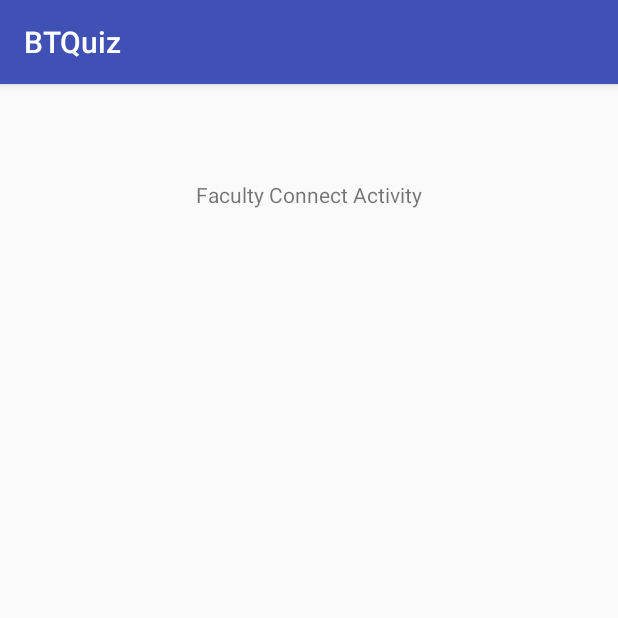
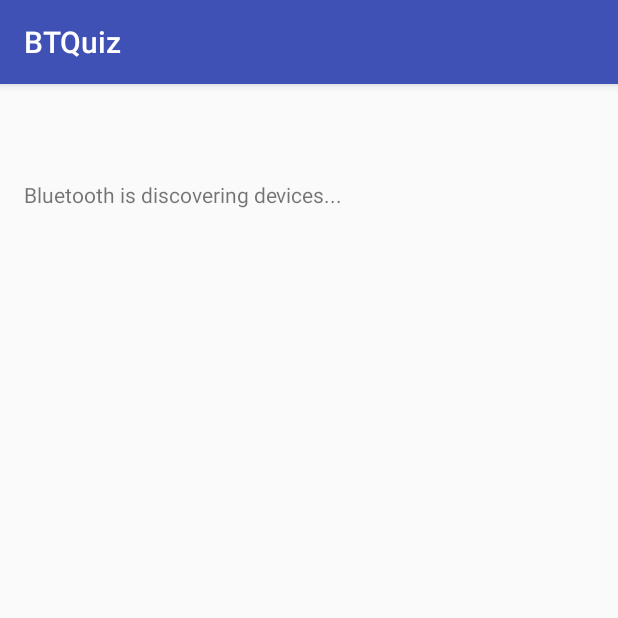
Before and after one commit to lukelowers/BTQuiz, an Android app: the FacultyConnect screen opened directly, with no data from a screen before it, on a phone screen of 412 x 824 dp, the top half of it. Run offline under Robolectric (Android 15) with nearby library versions, the phone set to English and light mode, and no system bars; 1 statement that could not run was skipped.

Commit message:
Added "discovering" text to FacultyConnect - Luke

```diff
--- a/app/src/main/java/com/example/luke/btquiz/FacultyConnect.java
+++ b/app/src/main/java/com/example/luke/btquiz/FacultyConnect.java
@@ -16,12 +16,14 @@ import android.content.Context;
 import android.content.BroadcastReceiver;
 import android.content.IntentFilter;
 import android.widget.ListView;
+import android.widget.TextView;
 import android.widget.Toast;
 
 public class FacultyConnect extends AppCompatActivity {
 
     private final static int REQUEST_ENABLE_BT = 1;
     public android.os.Handler handle;
+    public TextView textView;
     BluetoothAdapter mBluetoothAdapter;
     ListView mListView;
     ArrayAdapter<String> mArrayAdapter;
@@ -38,6 +40,7 @@ public class FacultyConnect extends AppCompatActivity {
         Bundle bundle = getIntent().getExtras();
         quiz = bundle.getString("quiz");
 
+        textView = (TextView) findViewById(R.id.textView);
         mBluetoothAdapter = BluetoothAdapter.getDefaultAdapter();
         mListView = (ListView) findViewById(R.id.listOfDevices);
         mArrayAdapter = new ArrayAdapter<>(this, android.R.layout.simple_list_item_1);
@@ -49,8 +52,9 @@ public class FacultyConnect extends AppCompatActivity {
             startActivityForResult(enableBtIntent, REQUEST_ENABLE_BT);
         }
 
+        list();
         find();
-        list();
+
 
         mListView.setAdapter(mArrayAdapter);
 
@@ -94,13 +98,15 @@ public class FacultyConnect extends AppCompatActivity {
     public void find(){
 
         if (mBluetoothAdapter.isDiscovering()) {
-            Toast.makeText(getApplicationContext(),"Bluetooth is discovering devices",
+            Toast.makeText(getApplicationContext(),"Bluetooth discovering devices",
                     Toast.LENGTH_LONG).show();
+            textView.setText("No longer discovering devices...");
             mBluetoothAdapter.cancelDiscovery();
         }
         else {
             mArrayAdapter.clear();
             mBluetoothAdapter.startDiscovery();
+            textView.setText("Bluetooth is discovering devices...");
             // Register the BroadcastReceiver
             //TODO: Don't forget to unregister during onDestroy
             registerReceiver(mReceiver, filter);
@@ -138,5 +144,4 @@ public class FacultyConnect extends AppCompatActivity {
         // Unregister broadcast listeners
         this.unregisterReceiver(mReceiver);
     }
-
 }
--- a/app/src/main/res/layout/activity_faculty_connect.xml
+++ b/app/src/main/res/layout/activity_faculty_connect.xml
@@ -10,9 +10,18 @@
     android:paddingTop="@dimen/activity_vertical_margin"
     tools:context="com.example.luke.btquiz.FacultyConnect">
 
+    <ScrollView
+        android:layout_width="match_parent"
+        android:layout_height="match_parent">
+
+        <LinearLayout
+            android:layout_width="match_parent"
+            android:layout_height="wrap_content"
+            android:orientation="vertical" >
+
             <TextView
                 android:text="Faculty Connect Activity"
-        android:layout_width="wrap_content"
+                android:layout_width="match_parent"
                 android:layout_height="wrap_content"
                 android:layout_alignParentTop="true"
                 android:layout_centerHorizontal="true"
@@ -27,5 +36,7 @@
                 android:layout_alignParentStart="true"
                 android:layout_marginTop="39dp"
                 android:id="@+id/listOfDevices" />
+        </LinearLayout>
+    </ScrollView>
 
 </RelativeLayout>
```
Lines whose indentation alone changed are shown as unchanged.
